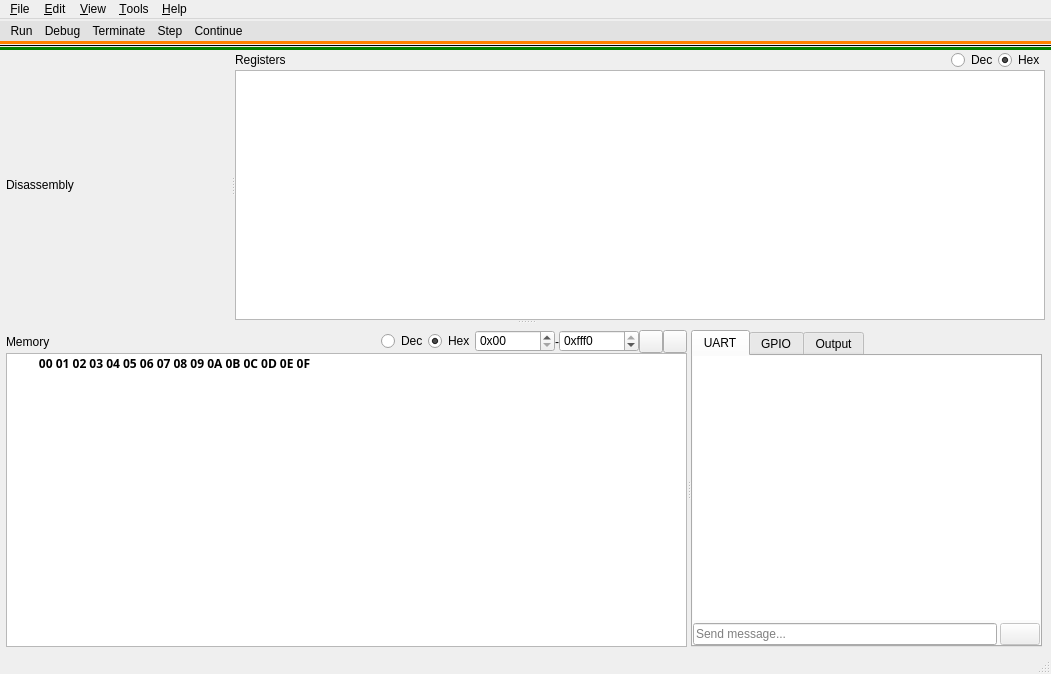
Before: the Qt Designer form src/ui/mainwindow.ui in MartinUbl/emulv, drawn with Qt 5.
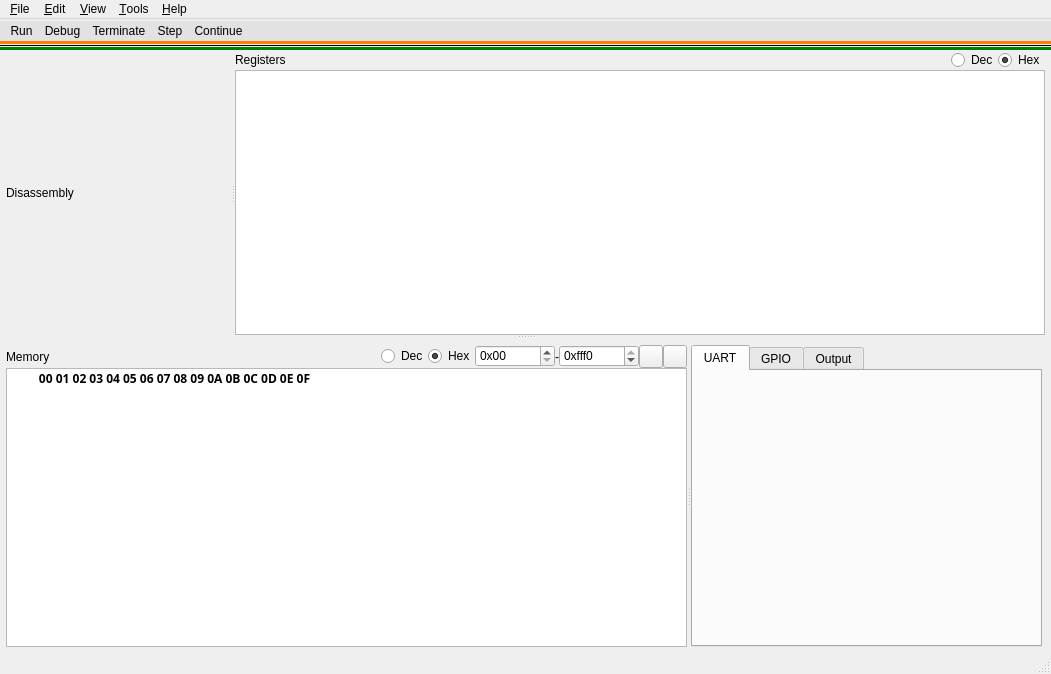
After: the same form once the commit is applied. The open tabs and pages were chosen to show the change. Icons and pictures are not drawn.

The edit to the form file:
```diff
--- a/src/ui/mainwindow.ui
+++ b/src/ui/mainwindow.ui
@@ -626,17 +626,8 @@
                       </property>
                       <item>
                        <widget class="QLineEdit" name="lineEditMemoryHeader">
-                        <property name="sizePolicy">
-                         <sizepolicy hsizetype="Expanding" vsizetype="Preferred">
-                          <horstretch>0</horstretch>
-                          <verstretch>0</verstretch>
-                         </sizepolicy>
-                        </property>
-                        <property name="sizeIncrement">
-                         <size>
-                          <width>0</width>
-                          <height>0</height>
-                         </size>
+                        <property name="enabled">
+                         <bool>true</bool>
                         </property>
                         <property name="font">
                          <font>
@@ -648,9 +639,7 @@
                          <cursorShape>ArrowCursor</cursorShape>
                         </property>
                         <property name="styleSheet">
-                         <string notr="true">padding-left: 2px;
-selection-background-color: rgba(255, 255, 255, 0);
-padding-bottom: -5px;</string>
+                         <string notr="true">padding-left: 2px;</string>
                         </property>
                         <property name="text">
                          <string>         00 01 02 03 04 05 06 07 08 09 0A 0B 0C 0D 0E 0F</string>
@@ -686,6 +675,9 @@
                         <property name="frameShape">
                          <enum>QFrame::NoFrame</enum>
                         </property>
+                        <property name="frameShadow">
+                         <enum>QFrame::Plain</enum>
+                        </property>
                         <property name="lineWidth">
                          <number>0</number>
                         </property>
@@ -772,53 +764,6 @@
                 <property name="bottomMargin">
                  <number>0</number>
                 </property>
-                <item>
-                 <widget class="QPlainTextEdit" name="plainTextEdit_2">
-                  <property name="frameShape">
-                   <enum>QFrame::NoFrame</enum>
-                  </property>
-                  <property name="frameShadow">
-                   <enum>QFrame::Plain</enum>
-                  </property>
-                  <property name="lineWidth">
-                   <number>0</number>
-                  </property>
-                  <property name="lineWrapMode">
-                   <enum>QPlainTextEdit::NoWrap</enum>
-                  </property>
-                 </widget>
-                </item>
-                <item>
-                 <layout class="QHBoxLayout" name="horizontalLayout_4">
-                  <item>
-                   <widget class="QLineEdit" name="lineEditSendMessage">
-                    <property name="placeholderText">
-                     <string>Send message...</string>
-                    </property>
-                    <property name="clearButtonEnabled">
-                     <bool>true</bool>
-                    </property>
-                   </widget>
-                  </item>
-                  <item>
-                   <widget class="QPushButton" name="btnSendMessage">
-                    <property name="enabled">
-                     <bool>false</bool>
-                    </property>
-                    <property name="toolTip">
-                     <string>Send</string>
-                    </property>
-                    <property name="text">
-                     <string/>
-                    </property>
-                    <property name="icon">
-                     <iconset theme="go-next">
-                      <normaloff>.</normaloff>.</iconset>
-                    </property>
-                   </widget>
-                  </item>
-                 </layout>
-                </item>
                </layout>
               </widget>
               <widget class="QWidget" name="tabGPIO">
```
Left out of the diff: 8 changed lines with no effect on the pictures.
